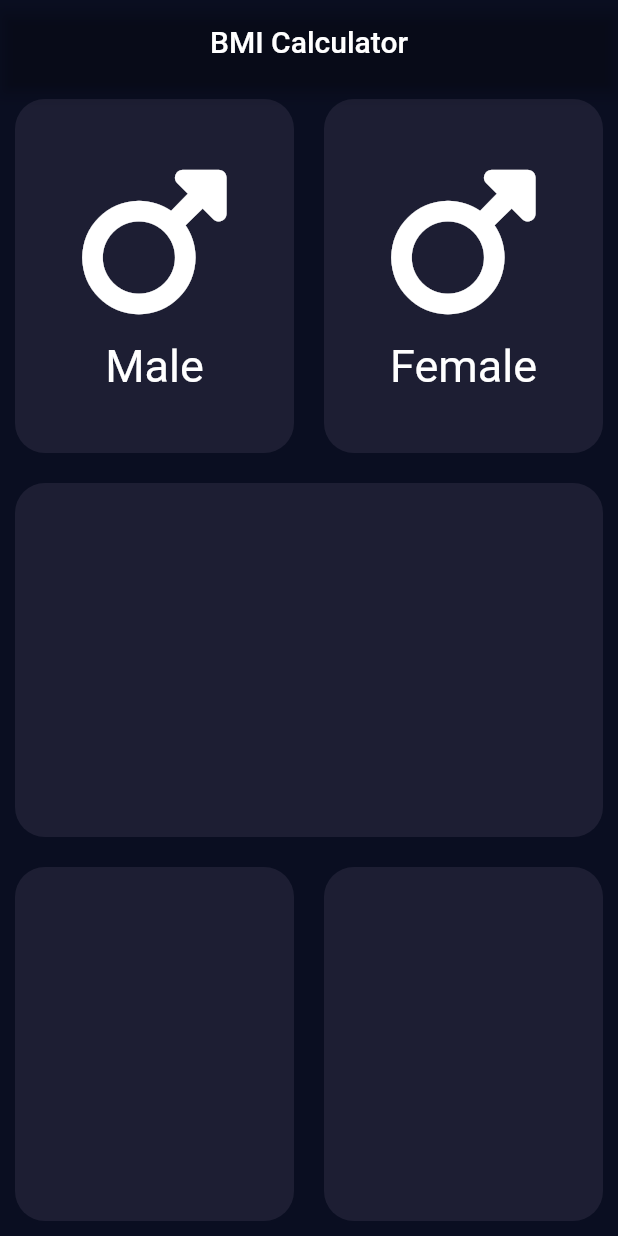
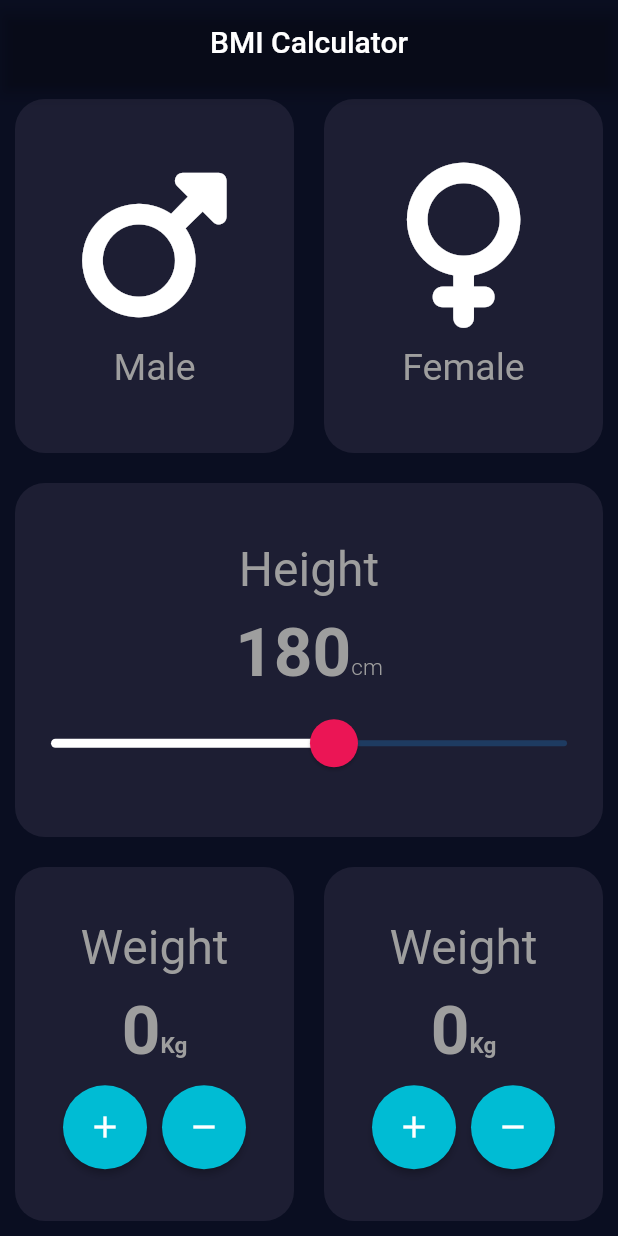
Before and after one commit to abdorizak/Learning_Flutter, a Flutter app: the screen it shows after launch, on a phone screen of 412 x 824 dp. Run offline on Flutter 3.47's test engine with Material 2 defaults, Android fonts, the phone set to English and light mode, and no system bars; our stand-ins replace font_awesome_flutter.

Commit message:
BMI Calculator

```diff
--- a/bmi_calculator/lib/Screens/homeScreen.dart
+++ b/bmi_calculator/lib/Screens/homeScreen.dart
@@ -1,8 +1,8 @@
 // ignore_for_file: prefer_const_constructors, unnecessary_import, use_key_in_widget_constructors, prefer_const_literals_to_create_immutables, duplicate_ignore, file_names
 import 'package:flutter/material.dart';
-import '../widgets/IconContent.dart';
-import '../widgets/card.dart';
 import 'package:font_awesome_flutter/font_awesome_flutter.dart';
+import 'package:bmi_calculator/widgets/widgets.dart';
+
 
 class HomeScreen extends StatelessWidget {
   @override
@@ -23,7 +23,7 @@ class HomeScreen extends StatelessWidget {
                   child: ReusubleCard(
                     child: IconContent(
                       txt: "Male",
-                      fontSize: 30,
+                      fontSize: 25,
                       icon: FontAwesomeIcons.mars,
                       size: 110,
                     ),
@@ -33,8 +33,8 @@ class HomeScreen extends StatelessWidget {
                   child: ReusubleCard(
                     child: IconContent(
                       txt: "Female",
-                      fontSize: 30,
-                      icon: FontAwesomeIcons.mars,
+                      fontSize: 25,
+                      icon: FontAwesomeIcons.venus,
                       size: 110,
                     ),
                   ),
@@ -43,16 +43,163 @@ class HomeScreen extends StatelessWidget {
             ),
           ),
           Expanded(
-            child: ReusubleCard(),
+            child: ReusubleCard(
+              child: Column(
+                mainAxisAlignment: MainAxisAlignment.center,
+                children: [
+                  Text(
+                    "Height",
+                    style: TextStyle(fontSize: 32, color: Colors.grey),
+                  ),
+                  const SizedBox(
+                    height: 10,
+                  ),
+                  Row(
+                    mainAxisAlignment: MainAxisAlignment.center,
+                    crossAxisAlignment: CrossAxisAlignment.baseline,
+                    textBaseline: TextBaseline.alphabetic,
+                    children: [
+                      Text(
+                        "180",
+                        style: TextStyle(
+                            fontWeight: FontWeight.w700,
+                            fontSize: 45,
+                            color: Colors.grey),
+                      ),
+                      Text(
+                        "cm",
+                        style: TextStyle(
+                          fontSize: 15,
+                          fontWeight: FontWeight.w300,
+                          color: Colors.grey,
+                        ),
+                      ),
+                    ],
+                  ),
+                  const SizedBox(
+                    height: 10,
+                  ),
+                  SliderTheme(
+                    data: SliderThemeData(
+                      activeTrackColor: Colors.white,
+                      inactiveTickMarkColor: Colors.grey,
+                      thumbColor: kBottomContainerColor,
+                      thumbShape: RoundSliderThumbShape(
+                        enabledThumbRadius: 16,
+                      ),
+                    ),
+                    child: Slider(
+                        value: 180,
+                        min: 10,
+                        max: 320,
+                        onChanged: (newVal) {
+                          print(newVal);
+                        }),
+                  ),
+                ],
+              ),
+            ),
           ),
           Expanded(
             child: Row(
               children: [
                 Expanded(
-                  child: ReusubleCard(),
+                  child: ReusubleCard(
+                    child: Column(
+                      mainAxisAlignment: MainAxisAlignment.center,
+                      children: [
+                        Text(
+                          "Weight",
+                          style: TextStyle(fontSize: 32, color: Colors.grey),
+                        ),
+                        const SizedBox(
+                          height: 10,
+                        ),
+                        Row(
+                          mainAxisAlignment: MainAxisAlignment.center,
+                          crossAxisAlignment: CrossAxisAlignment.baseline,
+                          textBaseline: TextBaseline.alphabetic,
+                          children: [
+                            Text(
+                              "0",
+                              style: TextStyle(
+                                  fontWeight: FontWeight.bold,
+                                  fontSize: 45,
+                                  color: Colors.grey),
+                            ),
+                            Text(
+                              "Kg",
+                              style: TextStyle(
+                                fontSize: 15,
+                                fontWeight: FontWeight.bold,
+                                color: Colors.grey,
+                              ),
+                            ),
+                          ],
+                        ),
+                        const SizedBox(
+                          height: 10,
+                        ),
+                        Row(
+                          mainAxisAlignment: MainAxisAlignment.center,
+                          children: [
+                            Round_Button(icon: Icons.add,),
+                            SizedBox(width: 10,),
+                            Round_Button(icon: Icons.remove,),
+                          ],
+                        )
+                      ],
+                    ),
+                  ),
                 ),
                 Expanded(
-                  child: ReusubleCard(),
+                  child: ReusubleCard(
+                    child: Column(
+                      mainAxisAlignment: MainAxisAlignment.center,
+                      children: [
+                        Text(
+                          "Weight",
+                          style: TextStyle(fontSize: 32, color: Colors.grey),
+                        ),
+                        const SizedBox(
+                          height: 10,
+                        ),
+                        Row(
+                          mainAxisAlignment: MainAxisAlignment.center,
+                          crossAxisAlignment: CrossAxisAlignment.baseline,
+                          textBaseline: TextBaseline.alphabetic,
+                          children: [
+                            Text(
+                              "0",
+                              style: TextStyle(
+                                  fontWeight: FontWeight.bold,
+                                  fontSize: 45,
+                                  color: Colors.grey),
+                            ),
+                            Text(
+                              "Kg",
+                              style: TextStyle(
+                                fontSize: 15,
+                                fontWeight: FontWeight.bold,
+                                color: Colors.grey,
+                              ),
+                            ),
+                          ],
+                        ),
+                        const SizedBox(
+                          height: 10,
+                        ),
+                        Row(
+                          mainAxisAlignment: MainAxisAlignment.center,
+                          children: [
+                            Round_Button(icon: Icons.add,),
+                            SizedBox(width: 10, ),
+                            Round_Button(icon: Icons.remove,)
+                          ],
+                        )
+                      ],
+                    ),
+                  ),
                 ),
               ],
             ),
--- a/bmi_calculator/lib/widgets/IconContent.dart
+++ b/bmi_calculator/lib/widgets/IconContent.dart
@@ -19,8 +19,8 @@ class IconContent extends StatelessWidget {
       mainAxisAlignment: MainAxisAlignment.center,
       children: [
         Icon(icon, size: size),
-        const SizedBox(height: 10),
-        Text(txt, style: TextStyle(fontSize: fontSize)),
+        const SizedBox(height: 12),
+        Text(txt, style: TextStyle(fontSize: fontSize, color: Colors.grey)),
       ],
     );
   }
--- /dev/null
+++ b/bmi_calculator/lib/widgets/round_button.dart
@@ -0,0 +1,20 @@
+import 'package:flutter/material.dart';
+
+class Round_Button extends StatelessWidget {
+  final IconData icon;
+  Round_Button({ required this.icon });
+
+  @override
+  Widget build(BuildContext context) {
+    return RawMaterialButton(
+      onPressed: () {},
+      shape: const CircleBorder(),
+      constraints: const BoxConstraints(
+        minHeight: 56,
+        minWidth: 56,
+      ),
+      fillColor: Colors.cyan,
+      child: Icon(icon),
+    );
+  }
+}
--- /dev/null
+++ b/bmi_calculator/lib/widgets/widgets.dart
@@ -0,0 +1,4 @@
+export 'card.dart';
+export 'IconContent.dart';
+export 'round_button.dart';
+export '../Utils/constant.dart';
```
